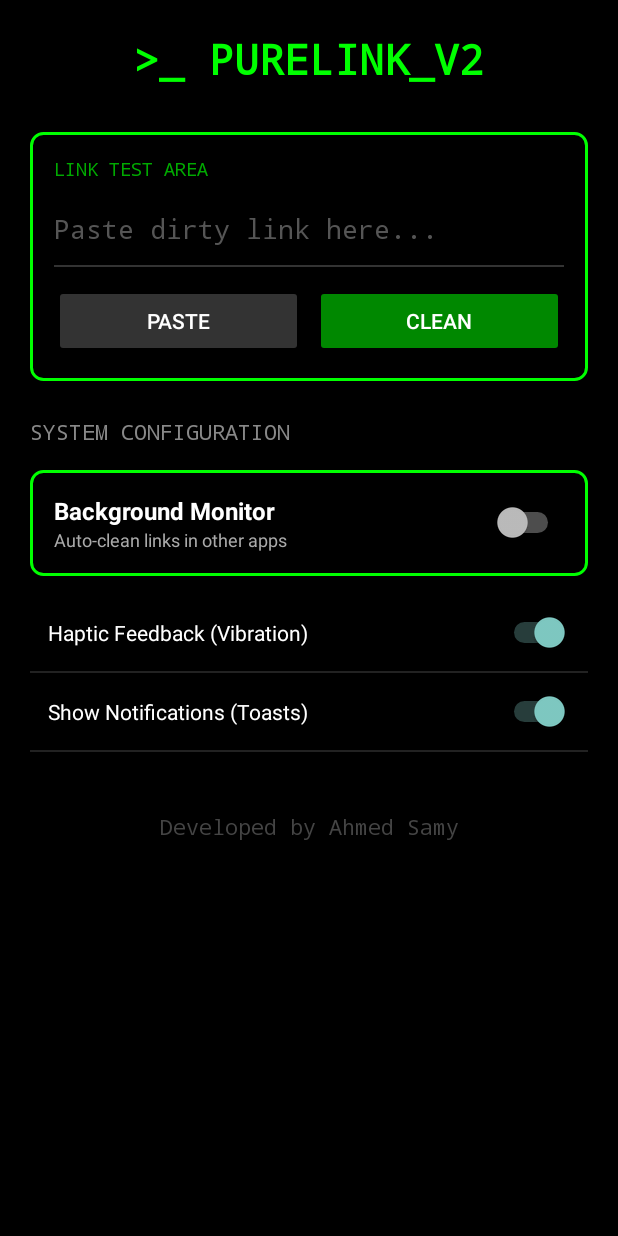
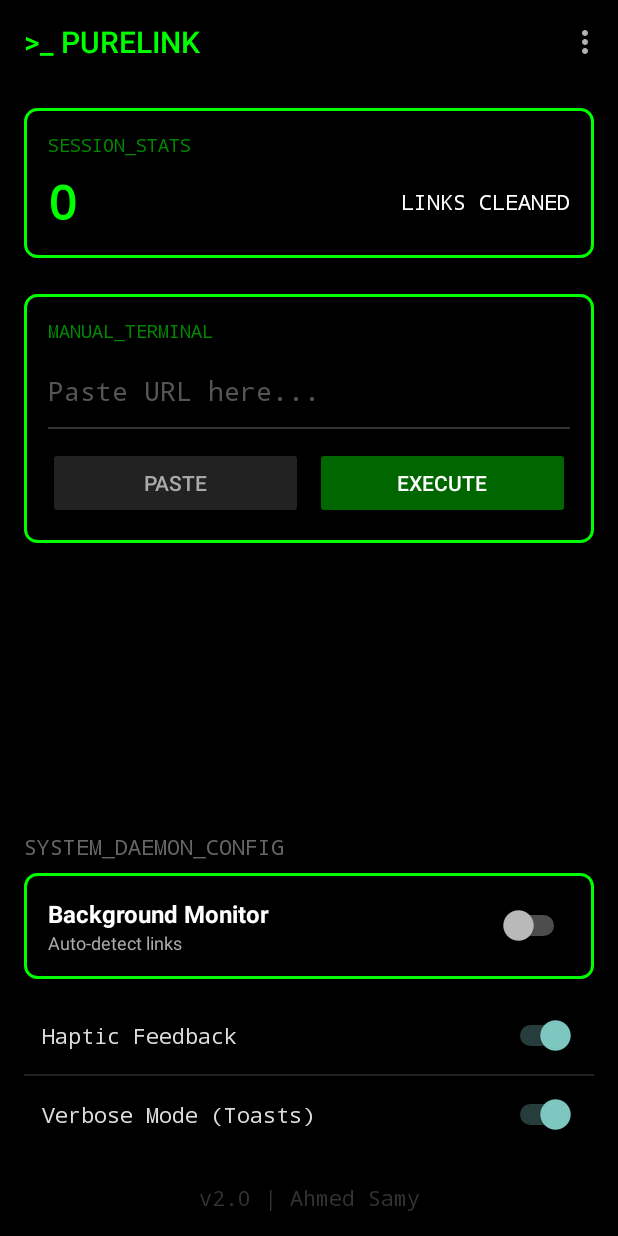
Before and after one commit to ahmedthebest31/PureLink-Android, an Android app: the screen it shows after launch (MainActivity), on a phone screen of 412 x 824 dp. Run offline under Robolectric (Android 15) with nearby library versions, the light colour scheme and no system bars.

Commit message:
ui: redesign interface with terminal cyberpunk theme
- Create custom drawable for neon green borders.
- Update color palette to high-contrast Terminal style (Black/Green).
- Add settings dashboard with toggle switches.
- Improve accessibility for screen readers in layout structure.

```diff
--- a/app/src/main/java/com/ahmedsamy/MainActivity.kt
+++ b/app/src/main/java/com/ahmedsamy/MainActivity.kt
@@ -8,23 +8,33 @@ import android.content.Intent
 import android.content.SharedPreferences
 import android.os.Bundle
 import android.provider.Settings
+import android.view.Menu
+import android.view.MenuItem
 import android.widget.Button
 import android.widget.EditText
 import android.widget.LinearLayout
 import android.widget.Switch
+import android.widget.TextView
 import android.widget.Toast
 import androidx.appcompat.app.AppCompatActivity
+import androidx.appcompat.widget.Toolbar
 
 class MainActivity : AppCompatActivity() {
 
     private lateinit var prefs: SharedPreferences
+    private lateinit var txtStats: TextView
+    private var cleanCount = 0
 
     override fun onCreate(savedInstanceState: Bundle?) {
         super.onCreate(savedInstanceState)
         setContentView(R.layout.activity_main)
 
-        // إعداد حفظ البيانات
+        // إعداد التولبار
+        val toolbar = findViewById<Toolbar>(R.id.toolbar)
+        setSupportActionBar(toolbar)
+
         prefs = getSharedPreferences("PureLinkPrefs", Context.MODE_PRIVATE)
+        cleanCount = prefs.getInt("stats_count", 0)
 
         val inputField = findViewById<EditText>(R.id.inputField)
         val btnPaste = findViewById<Button>(R.id.btnPaste)
@@ -33,12 +43,14 @@ class MainActivity : AppCompatActivity() {
         val switchVibrate = findViewById<Switch>(R.id.switchVibrate)
         val switchToast = findViewById<Switch>(R.id.switchToast)
         val cardService = findViewById<LinearLayout>(R.id.cardService)
+        txtStats = findViewById(R.id.txtStats)
 
-        // استرجاع الإعدادات المحفوظة
+        updateStatsUI()
+
+        // استرجاع الإعدادات
         switchVibrate.isChecked = prefs.getBoolean("vibrate", true)
         switchToast.isChecked = prefs.getBoolean("toast", true)
 
-        // زرار اللصق
         btnPaste.setOnClickListener {
             val clipboard = getSystemService(Context.CLIPBOARD_SERVICE) as ClipboardManager
             val clip = clipboard.primaryClip
@@ -47,48 +59,100 @@ class MainActivity : AppCompatActivity() {
             }
         }
 
-        // زرار التنظيف (للتجربة)
         btnClean.setOnClickListener {
             val text = inputField.text.toString()
             if (text.isNotEmpty()) {
                 val cleaned = cleanUrl(text)
                 inputField.setText(cleaned)
-                // نسخ الرابط النضيف
-                val clipboard = getSystemService(Context.CLIPBOARD_SERVICE) as ClipboardManager
-                clipboard.setPrimaryClip(ClipData.newPlainText("Cleaned", cleaned))
-                Toast.makeText(this, "Cleaned & Copied!", Toast.LENGTH_SHORT).show()
+                copyToClipboard(cleaned)
+                incrementStats()
+                Toast.makeText(this, "CLEANED & COPIED", Toast.LENGTH_SHORT).show()
             }
         }
 
-        // التعامل مع زر الخدمة (مع شرح)
-        cardService.setOnClickListener {
-             showExplanationDialog()
-        }
+        cardService.setOnClickListener { showExplanationDialog() }
         switchService.setOnClickListener {
             showExplanationDialog()
-            // بنرجع السويتش لوضعه لحد ما المستخدم يفعل الخدمة بنفسه
+            // التحقق المؤقت
             switchService.isChecked = isAccessibilityServiceEnabled()
         }
 
-        // حفظ إعدادات الهزاز
         switchVibrate.setOnCheckedChangeListener { _, isChecked ->
             prefs.edit().putBoolean("vibrate", isChecked).apply()
         }
-
-        // حفظ إعدادات التنبيهات
         switchToast.setOnCheckedChangeListener { _, isChecked ->
             prefs.edit().putBoolean("toast", isChecked).apply()
         }
+
+        // معالجة الـ Intent (Share & Process Text)
+        handleIncomingIntent(intent)
+    }
+
+    override fun onNewIntent(intent: Intent?) {
+        super.onNewIntent(intent)
+        handleIncomingIntent(intent)
+    }
+
+    private fun handleIncomingIntent(intent: Intent?) {
+        if (intent == null) return
+
+        val action = intent.action
+        val type = intent.type
+
+        if (Intent.ACTION_SEND == action && type == "text/plain") {
+            val sharedText = intent.getStringExtra(Intent.EXTRA_TEXT)
+            if (sharedText != null) {
+                processAndFinish(sharedText)
+            }
+        }
+
+        if (Intent.ACTION_PROCESS_TEXT == action && type == "text/plain") {
+            val sharedText = intent.getStringExtra(Intent.EXTRA_PROCESS_TEXT) ?:
+                             intent.getStringExtra(Intent.EXTRA_TEXT)
+            if (sharedText != null) {
+                processAndFinish(sharedText)
+            }
+        }
+    }
+
+    private fun processAndFinish(text: String) {
+        val cleaned = cleanUrl(text)
+        copyToClipboard(cleaned)
+        incrementStats()
+        Toast.makeText(this, "PureLink: Cleaned & Copied! 🚀", Toast.LENGTH_LONG).show()
+        // وضع النص في الواجهة للمشاهدة
+        findViewById<EditText>(R.id.inputField).setText(cleaned)
+    }
+
+    override fun onCreateOptionsMenu(menu: Menu?): Boolean {
+        menuInflater.inflate(R.menu.main_menu, menu)
+        return true
+    }
+
+    override fun onOptionsItemSelected(item: MenuItem): Boolean {
+        when (item.itemId) {
+            R.id.action_about -> {
+                AlertDialog.Builder(this)
+                    .setTitle("About")
+                    .setMessage("Developed by Ahmed Samy.\n\nDesigned for Blind Developers.\nNative Android / No Libraries.")
+                    .setPositiveButton("Cool", null)
+                    .show()
+            }
+            R.id.action_stats -> {
+                // استخدام الجمع النصي لتجنب مشاكل علامة الدولار في السكريبت
+                val msg = "Total Links Cleaned: " + cleanCount
+                Toast.makeText(this, msg, Toast.LENGTH_SHORT).show()
+            }
+        }
+        return true
     }
 
     override fun onResume() {
         super.onResume()
-        // تحديث حالة زر الخدمة لما نرجع للتطبيق
         val switchService = findViewById<Switch>(R.id.switchService)
         switchService.isChecked = isAccessibilityServiceEnabled()
     }
 
-    // دالة لإظهار رسالة الشرح (Alert Dialog)
     private fun showExplanationDialog() {
         if (!isAccessibilityServiceEnabled()) {
             AlertDialog.Builder(this)
@@ -100,14 +164,30 @@ class MainActivity : AppCompatActivity() {
                 .setNegativeButton(R.string.cancel, null)
                 .show()
         } else {
-            Toast.makeText(this, "Service is already Active ✅", Toast.LENGTH_SHORT).show()
+            Toast.makeText(this, "Monitor is Active ✅", Toast.LENGTH_SHORT).show()
         }
     }
 
-    // دالة للتحقق هل الخدمة شغالة ولا لأ
     private fun isAccessibilityServiceEnabled(): Boolean {
         val prefString = Settings.Secure.getString(contentResolver, Settings.Secure.ENABLED_ACCESSIBILITY_SERVICES)
-        return prefString != null && prefString.contains("$packageName/$packageName.ClipboardService")
+        // بناء اسم الخدمة يدوياً لتجنب مشاكل الترمنال
+        val serviceId = packageName + "/" + packageName + ".ClipboardService"
+        return prefString != null && prefString.contains(serviceId)
+    }
+
+    private fun copyToClipboard(text: String) {
+        val clipboard = getSystemService(Context.CLIPBOARD_SERVICE) as ClipboardManager
+        clipboard.setPrimaryClip(ClipData.newPlainText("Cleaned", text))
+    }
+
+    private fun incrementStats() {
+        cleanCount++
+        prefs.edit().putInt("stats_count", cleanCount).apply()
+        updateStatsUI()
+    }
+
+    private fun updateStatsUI() {
+        txtStats.text = cleanCount.toString()
     }
 
     private fun cleanUrl(url: String): String {
--- a/app/src/main/res/layout/activity_main.xml
+++ b/app/src/main/res/layout/activity_main.xml
@@ -1,26 +1,30 @@
 <?xml version="1.0" encoding="utf-8"?>
-<ScrollView xmlns:android="http://schemas.android.com/apk/res/android"
+<LinearLayout xmlns:android="http://schemas.android.com/apk/res/android"
+    xmlns:app="http://schemas.android.com/apk/res-auto"
     android:layout_width="match_parent"
     android:layout_height="match_parent"
+    android:orientation="vertical"
+    android:background="#000000">
+
+    <androidx.appcompat.widget.Toolbar
+        android:id="@+id/toolbar"
+        android:layout_width="match_parent"
+        android:layout_height="wrap_content"
         android:background="#000000"
+        app:title=">_ PURELINK"
+        app:titleTextColor="#00FF00"
+        app:popupTheme="@style/Theme.AppCompat.Light" />
+
+    <ScrollView
+        android:layout_width="match_parent"
+        android:layout_height="match_parent"
         android:fillViewport="true">
 
         <LinearLayout
             android:layout_width="match_parent"
             android:layout_height="wrap_content"
             android:orientation="vertical"
-        android:padding="20dp">
-
-        <TextView
-            android:layout_width="match_parent"
-            android:layout_height="wrap_content"
-            android:text=">_ PURELINK_V2"
-            android:textColor="#00FF00"
-            android:textSize="28sp"
-            android:textStyle="bold"
-            android:typeface="monospace"
-            android:layout_marginBottom="30dp"
-            android:gravity="center"/>
+            android:padding="16dp">
 
             <LinearLayout
                 android:layout_width="match_parent"
@@ -31,10 +35,53 @@
                 android:layout_marginBottom="24dp">
 
                 <TextView
+                    android:layout_width="wrap_content"
+                    android:layout_height="wrap_content"
+                    android:text="SESSION_STATS"
+                    android:textColor="#008800"
+                    android:typeface="monospace"
+                    android:textSize="12sp"/>
+
+                <LinearLayout
                     android:layout_width="match_parent"
                     android:layout_height="wrap_content"
-                android:text="LINK TEST AREA"
-                android:textColor="#00AA00"
+                    android:orientation="horizontal"
+                    android:gravity="center_vertical"
+                    android:layout_marginTop="8dp">
+
+                    <TextView
+                        android:id="@+id/txtStats"
+                        android:layout_width="0dp"
+                        android:layout_weight="1"
+                        android:layout_height="wrap_content"
+                        android:text="0"
+                        android:textColor="#00FF00"
+                        android:textSize="32sp"
+                        android:textStyle="bold"
+                        android:typeface="monospace"/>
+
+                    <TextView
+                        android:layout_width="wrap_content"
+                        android:layout_height="wrap_content"
+                        android:text="LINKS CLEANED"
+                        android:textColor="#FFFFFF"
+                        android:typeface="monospace"/>
+                </LinearLayout>
+            </LinearLayout>
+
+            <LinearLayout
+                android:layout_width="match_parent"
+                android:layout_height="wrap_content"
+                android:orientation="vertical"
+                android:background="@drawable/bg_terminal_border"
+                android:padding="16dp"
+                android:layout_marginBottom="24dp">
+
+                <TextView
+                    android:layout_width="wrap_content"
+                    android:layout_height="wrap_content"
+                    android:text="MANUAL_TERMINAL"
+                    android:textColor="#008800"
                     android:typeface="monospace"
                     android:textSize="12sp"
                     android:layout_marginBottom="8dp"/>
@@ -43,12 +90,13 @@
                     android:id="@+id/inputField"
                     android:layout_width="match_parent"
                     android:layout_height="wrap_content"
-                android:hint="Paste dirty link here..."
+                    android:hint="Paste URL here..."
                     android:textColor="#FFFFFF"
                     android:textColorHint="#555555"
                     android:background="@null"
                     android:typeface="monospace"
-                android:minHeight="48dp"/>
+                    android:minHeight="48dp"
+                    android:inputType="textMultiLine"/>
 
                 <View android:layout_width="match_parent" android:layout_height="1dp" android:background="#333333" android:layout_marginBottom="12dp"/>
 
@@ -56,35 +104,38 @@
                     android:layout_width="match_parent"
                     android:layout_height="wrap_content"
                     android:orientation="horizontal">
-
                     <Button
                         android:id="@+id/btnPaste"
                         android:layout_width="0dp"
                         android:layout_weight="1"
                         android:layout_height="wrap_content"
                         android:text="PASTE"
-                    android:backgroundTint="#333333"
-                    android:textColor="#FFFFFF"
+                        android:backgroundTint="#222222"
+                        android:textColor="#AAAAAA"
                         android:layout_marginEnd="8dp"/>
-
                     <Button
                         android:id="@+id/btnClean"
                         android:layout_width="0dp"
                         android:layout_weight="1"
                         android:layout_height="wrap_content"
-                    android:text="CLEAN"
-                    android:backgroundTint="#008800"
+                        android:text="EXECUTE"
+                        android:backgroundTint="#006600"
                         android:textColor="#FFFFFF"/>
                 </LinearLayout>
             </LinearLayout>
 
+            <Space
+                android:layout_width="match_parent"
+                android:layout_height="0dp"
+                android:layout_weight="1" />
+
             <TextView
                 android:layout_width="match_parent"
                 android:layout_height="wrap_content"
-            android:text="SYSTEM CONFIGURATION"
-            android:textColor="#888888"
+                android:text="SYSTEM_DAEMON_CONFIG"
+                android:textColor="#666666"
                 android:typeface="monospace"
-            android:layout_marginBottom="16dp"/>
+                android:layout_marginBottom="8dp"/>
 
             <LinearLayout
                 android:id="@+id/cardService"
@@ -95,7 +146,6 @@
                 android:padding="16dp"
                 android:gravity="center_vertical"
                 android:layout_marginBottom="12dp">
-
                 <LinearLayout
                     android:layout_width="0dp"
                     android:layout_weight="1"
@@ -111,11 +161,10 @@
                     <TextView
                         android:layout_width="wrap_content"
                         android:layout_height="wrap_content"
-                    android:text="Auto-clean links in other apps"
+                        android:text="Auto-detect links"
                         android:textColor="#AAAAAA"
                         android:textSize="12sp"/>
                 </LinearLayout>
-
                 <Switch
                     android:id="@+id/switchService"
                     android:layout_width="wrap_content"
@@ -125,49 +174,38 @@
             <LinearLayout
                 android:layout_width="match_parent"
                 android:layout_height="wrap_content"
-            android:orientation="horizontal"
+                android:orientation="vertical">
+
+                <LinearLayout
+                    android:layout_width="match_parent"
+                    android:layout_height="wrap_content"
                     android:padding="12dp"
                     android:gravity="center_vertical">
-            <TextView
-                android:layout_width="0dp"
-                android:layout_weight="1"
-                android:layout_height="wrap_content"
-                android:text="Haptic Feedback (Vibration)"
-                android:textColor="#FFFFFF"/>
-            <Switch
-                android:id="@+id/switchVibrate"
-                android:layout_width="wrap_content"
-                android:layout_height="wrap_content"/>
+                    <TextView android:layout_width="0dp" android:layout_weight="1" android:layout_height="wrap_content" android:text="Haptic Feedback" android:textColor="#DDDDDD" android:typeface="monospace"/>
+                    <Switch android:id="@+id/switchVibrate" android:layout_width="wrap_content" android:layout_height="wrap_content"/>
                 </LinearLayout>
+
                 <View android:layout_width="match_parent" android:layout_height="1dp" android:background="#222222"/>
 
                 <LinearLayout
                     android:layout_width="match_parent"
                     android:layout_height="wrap_content"
-            android:orientation="horizontal"
                     android:padding="12dp"
                     android:gravity="center_vertical">
-            <TextView
-                android:layout_width="0dp"
-                android:layout_weight="1"
-                android:layout_height="wrap_content"
-                android:text="Show Notifications (Toasts)"
-                android:textColor="#FFFFFF"/>
-            <Switch
-                android:id="@+id/switchToast"
-                android:layout_width="wrap_content"
-                android:layout_height="wrap_content"/>
+                    <TextView android:layout_width="0dp" android:layout_weight="1" android:layout_height="wrap_content" android:text="Verbose Mode (Toasts)" android:textColor="#DDDDDD" android:typeface="monospace"/>
+                    <Switch android:id="@+id/switchToast" android:layout_width="wrap_content" android:layout_height="wrap_content"/>
                 </LinearLayout>
-        <View android:layout_width="match_parent" android:layout_height="1dp" android:background="#222222"/>
+            </LinearLayout>
 
             <TextView
                 android:layout_width="match_parent"
                 android:layout_height="wrap_content"
-            android:text="Developed by Ahmed Samy"
+                android:text="v2.0 | Ahmed Samy"
                 android:gravity="center"
-            android:textColor="#444444"
+                android:textColor="#333333"
                 android:typeface="monospace"
-            android:layout_marginTop="40dp"/>
+                android:layout_marginTop="20dp"/>
 
         </LinearLayout>
     </ScrollView>
+</LinearLayout>
--- /dev/null
+++ b/app/src/main/res/menu/main_menu.xml
@@ -0,0 +1,14 @@
+<?xml version="1.0" encoding="utf-8"?>
+<menu xmlns:android="http://schemas.android.com/apk/res/android"
+    xmlns:app="http://schemas.android.com/apk/res-auto">
+    <item
+        android:id="@+id/action_stats"
+        android:title="Statistics"
+        android:icon="@android:drawable/ic_menu_sort_by_size"
+        app:showAsAction="never" />
+    <item
+        android:id="@+id/action_about"
+        android:title="About Developer"
+        android:icon="@android:drawable/ic_menu_info_details"
+        app:showAsAction="never" />
+</menu>
--- a/app/src/main/res/values/strings.xml
+++ b/app/src/main/res/values/strings.xml
@@ -1,10 +1,8 @@
 <resources>
     <string name="app_name">PureLink</string>
-    <string name="service_desc">Monitors clipboard and removes tracking parameters.</string>
-
-    <string name="accessibility_title">Why do we need this?</string>
-    <string name="accessibility_desc">PureLink needs Accessibility Service to detect when you copy a link in ANY app, so it can clean it instantly in the background. We do NOT collect or save your data.</string>
-    <string name="permission_required">Permission Required</string>
-    <string name="ok">Understood</string>
-    <string name="cancel">Cancel</string>
-</resources>
+    <string name="service_desc">PureLink Monitor for clipboard cleaning.</string>
+    <string name="accessibility_title">Activate Monitor</string>
+    <string name="accessibility_desc">To clean links automatically in background (e.g. inside WhatsApp), PureLink needs Accessibility Service enabled.</string>
+    <string name="ok">Enable Now</string>
+    <string name="cancel">Later</string>
+    <string name="clean_link_action">PureLink Clean</string> </resources>
```
Also changed, not shown: app/src/main/AndroidManifest.xml (+13 -2 lines), 1 other file. Lines whose indentation alone changed are shown as unchanged.
